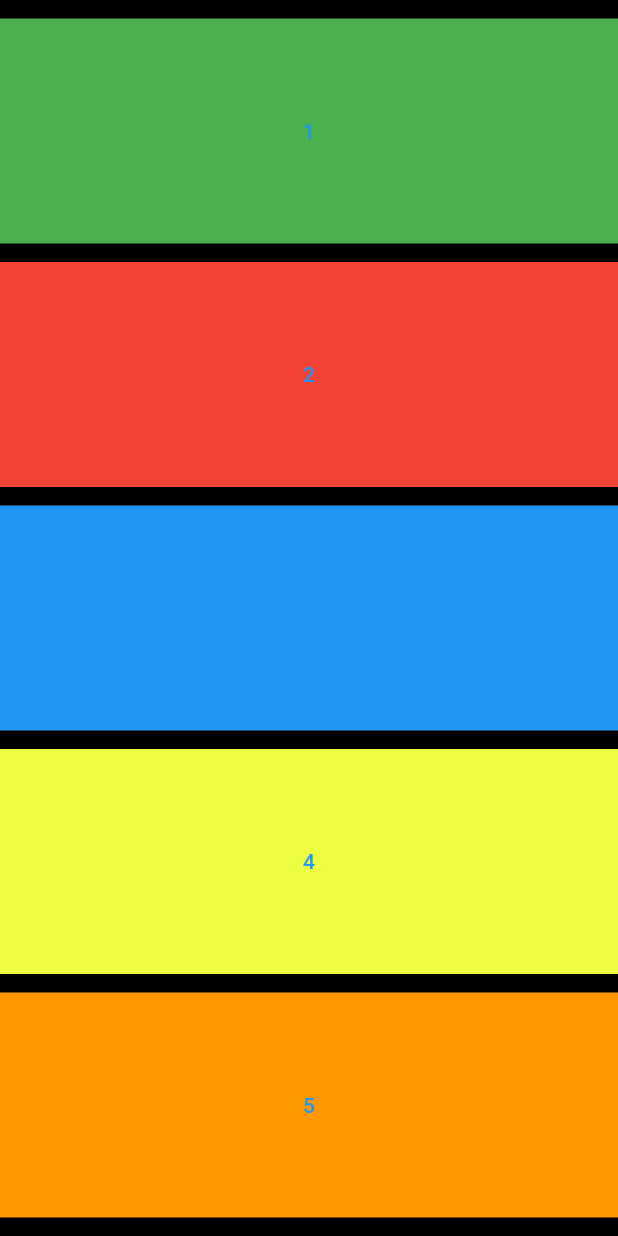
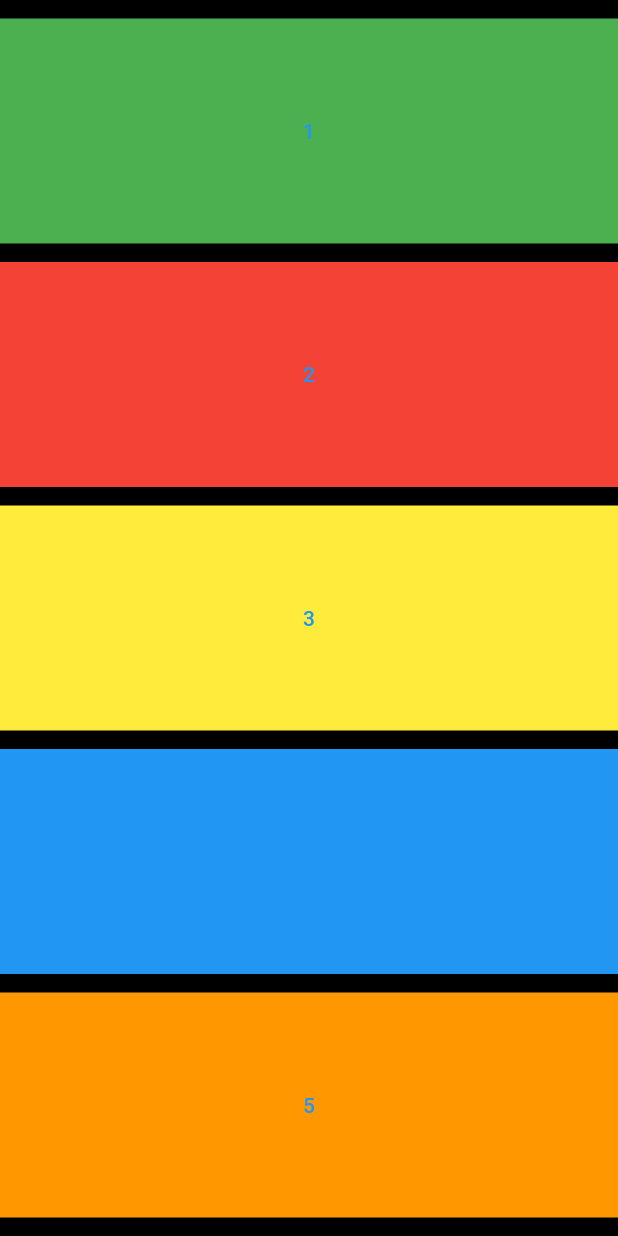
Before and after one commit to deepcodingios/Xylophone, a Flutter app: the screen it shows after launch, on a phone screen of 412 x 824 dp. Run offline on Flutter 3.47's test engine with Material 2 defaults, Android fonts, the phone set to English and light mode, and no system bars; our stand-ins replace audioplayers.

Commit message:
Refactoring Widgets in Flutter and defining custom methods

```diff
--- a/lib/main.dart
+++ b/lib/main.dart
@@ -7,6 +7,22 @@ void main() => runApp(XylophoneApp());
 void playSound(int audio) {
   AudioPlayer player = AudioPlayer();
   player.play(AssetSource('note$audio.wav'));
+}
+
+Center getWidget({Color color, int soundNumber}) {
+  return Center(
+    child: Container(
+      height: 150.0,
+      width: double.infinity,
+      color: color,
+      child: TextButton(
+        onPressed: () {
+          playSound(soundNumber);
+        },
+        child: Text('$soundNumber'),
+      ),
+    ),
+  );
 }
 
 class XylophoneApp extends StatelessWidget {
@@ -20,71 +36,11 @@ class XylophoneApp extends StatelessWidget {
             mainAxisAlignment: MainAxisAlignment.spaceEvenly,
             crossAxisAlignment: CrossAxisAlignment.stretch,
             children: <Widget>[
-              Center(
-                child: Container(
-                  height: 150.0,
-                  width: double.infinity,
-                  color: Colors.green,
-                  child: TextButton(
-                    onPressed: () {
-                      playSound(1);
-                    },
-                    child: Text('1'),
-                  ),
-                ),
-              ),
-              Center(
-                child: Container(
-                  height: 150.0,
-                  width: double.infinity,
-                  color: Colors.red,
-                  child: TextButton(
-                    onPressed: () {
-                      playSound(2);
-                    },
-                    child: Text('2'),
-                  ),
-                ),
-              ),
-              Center(
-                child: Container(
-                  height: 150.0,
-                  width: double.infinity,
-                  color: Colors.blue,
-                  child: TextButton(
-                    onPressed: () {
-                      playSound(3);
-                    },
-                    child: Text('3'),
-                  ),
-                ),
-              ),
-              Center(
-                child: Container(
-                  height: 150.0,
-                  width: double.infinity,
-                  color: Colors.limeAccent,
-                  child: TextButton(
-                    onPressed: () {
-                      playSound(4);
-                    },
-                    child: Text('4'),
-                  ),
-                ),
-              ),
-              Center(
-                child: Container(
-                  height: 150.0,
-                  width: double.infinity,
-                  color: Colors.orange,
-                  child: TextButton(
-                    onPressed: () {
-                      playSound(5);
-                    },
-                    child: Text('5'),
-                  ),
-                ),
-              ),
+              getWidget(color: Colors.green, soundNumber: 1),
+              getWidget(color: Colors.red, soundNumber: 2),
+              getWidget(color: Colors.yellow, soundNumber: 3),
+              getWidget(color: Colors.blue, soundNumber: 4),
+              getWidget(color: Colors.orange, soundNumber: 5),
             ],
           ),
         ),
```
